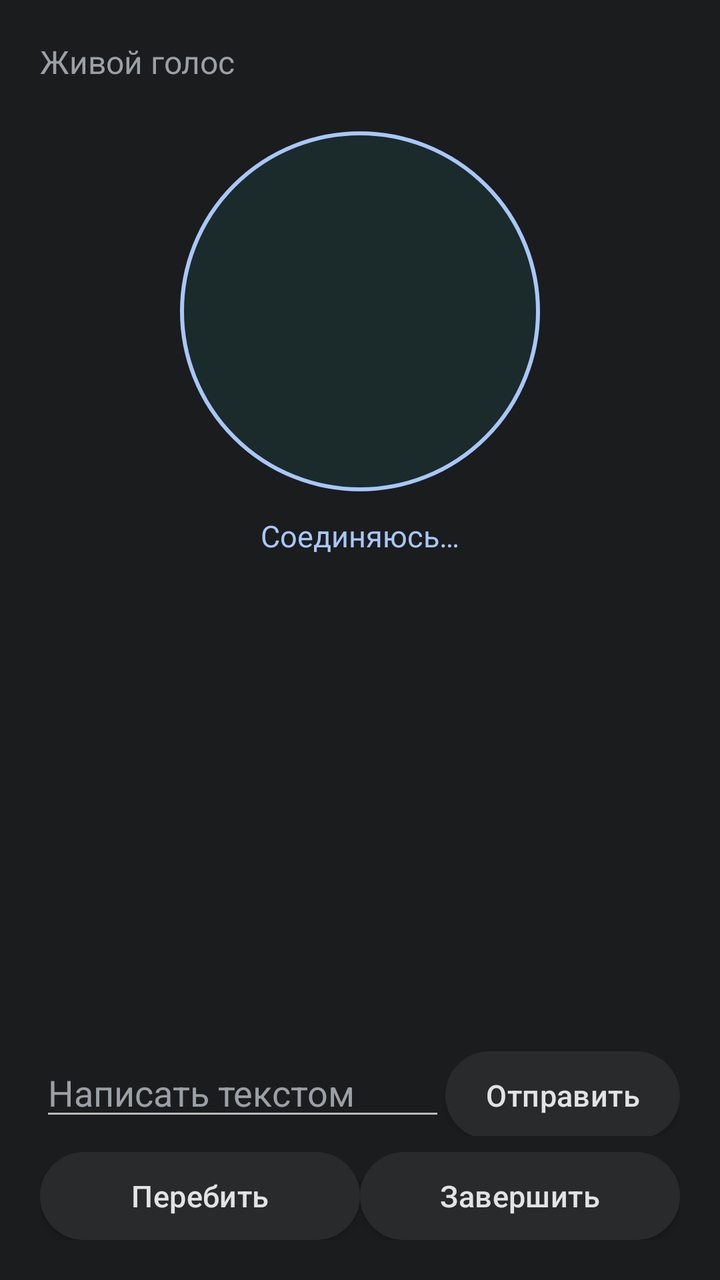
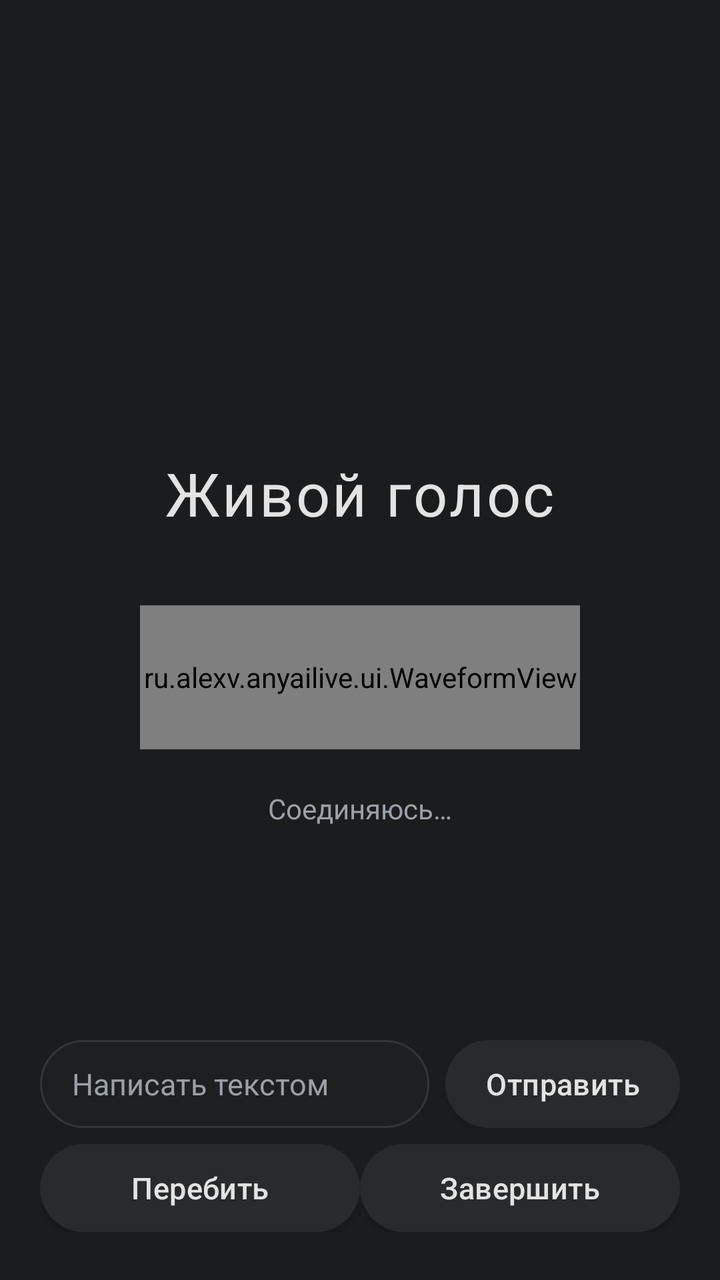

The first picture is an Android layout as it rendered before a commit; the second is the same layout after the commit. The layout source and the unified diff follow.
<!-- AndroidManifest.xml: application theme AppTheme -->
<!-- res/layout/activity_live.xml -->
<?xml version="1.0" encoding="utf-8"?>
<LinearLayout xmlns:android="http://schemas.android.com/apk/res/android"
    android:id="@+id/live_root"
    android:layout_width="match_parent"
    android:layout_height="match_parent"
    android:orientation="vertical"
    android:background="@color/bg"
    android:padding="20dp">

    <TextView
        android:id="@+id/live_title"
        android:layout_width="match_parent"
        android:layout_height="wrap_content"
        android:textSize="16sp"
        android:textColor="@color/muted"
        android:maxLines="1"
        android:ellipsize="end"
        android:text="@string/live_title" />

    <View
        android:id="@+id/live_circle"
        android:layout_width="180dp"
        android:layout_height="180dp"
        android:layout_gravity="center_horizontal"
        android:layout_marginTop="24dp"
        android:background="@drawable/bg_circle" />

    <TextView
        android:id="@+id/live_state"
        android:layout_width="match_parent"
        android:layout_height="wrap_content"
        android:layout_marginTop="12dp"
        android:gravity="center"
        android:textSize="15sp"
        android:textColor="@color/accent"
        android:text="@string/live_connecting" />

    <TextView
        android:id="@+id/live_user"
        android:layout_width="match_parent"
        android:layout_height="0dp"
        android:layout_weight="1"
        android:layout_marginTop="16dp"
        android:textSize="15sp"
        android:textColor="@color/muted"
        android:maxLines="3"
        android:ellipsize="start"
        android:gravity="top" />

    <TextView
        android:id="@+id/live_ai"
        android:layout_width="match_parent"
        android:layout_height="0dp"
        android:layout_weight="2"
        android:layout_marginTop="8dp"
        android:textSize="18sp"
        android:textColor="@color/fg"
        android:gravity="top"
        android:scrollbars="vertical" />

    <LinearLayout
        android:layout_width="match_parent"
        android:layout_height="wrap_content"
        android:layout_marginTop="12dp"
        android:orientation="horizontal">

        <EditText
            android:id="@+id/live_input"
            android:layout_width="0dp"
            android:layout_height="wrap_content"
            android:layout_weight="1"
            android:hint="@string/live_input_hint"
            android:textColorHint="@color/muted"
            android:textColor="@color/fg"
            android:inputType="textCapSentences"
            android:maxLines="2" />

        <Button
            android:id="@+id/btn_live_send"
            android:layout_width="wrap_content"
            android:layout_height="wrap_content"
            android:text="@string/btn_send" />
    </LinearLayout>

    <LinearLayout
        android:layout_width="match_parent"
        android:layout_height="wrap_content"
        android:layout_marginTop="8dp"
        android:orientation="horizontal">

        <Button
            android:id="@+id/btn_live_interrupt"
            android:layout_width="0dp"
            android:layout_height="wrap_content"
            android:layout_weight="1"
            android:text="@string/live_interrupt" />

        <Button
            android:id="@+id/btn_live_hangup"
            android:layout_width="0dp"
            android:layout_height="wrap_content"
            android:layout_weight="1"
            android:text="@string/live_hangup" />
    </LinearLayout>
</LinearLayout>
<!-- resources referenced by this layout -->
<resources>
  <color name="accent">#FFA8C7FA</color>
  <color name="bg">#FF1B1C1D</color>
  <color name="fg">#FFE3E3E3</color>
  <color name="muted">#FF9AA0A6</color>
  <!-- drawable bg_circle (drawable) -->
  <?xml version="1.0" encoding="utf-8"?>
  <shape xmlns:android="http://schemas.android.com/apk/res/android"
      android:shape="oval">
      <solid android:color="#FF1B2A2A" />
      <stroke android:width="2dp" android:color="@color/accent" />
  </shape>
  <string name="btn_send">Отправить</string>
  <string name="live_connecting">Соединяюсь\u2026</string>
  <string name="live_hangup">Завершить</string>
  <string name="live_input_hint">Написать текстом</string>
  <string name="live_interrupt">Перебить</string>
  <string name="live_title">Живой голос</string>
  <style name="AppTheme" parent="@android:style/Theme.Material.NoActionBar">
          <item name="android:windowBackground">@color/bg</item>
          <item name="android:statusBarColor">@color/bg</item>
          <item name="android:navigationBarColor">@color/bg</item>
          <item name="android:textColorPrimary">@color/fg</item>
          <item name="android:colorAccent">@color/accent</item>
          
          <item name="android:buttonStyle">@style/PillButton</item>
      </style>
  <style name="PillButton" parent="@android:style/Widget.Material.Button">
          <item name="android:background">@drawable/bg_pill_button</item>
          <item name="android:textColor">@color/fg</item>
          <item name="android:textAllCaps">false</item>
          <item name="android:textSize">15sp</item>
          <item name="android:letterSpacing">0.01</item>
          <item name="android:minHeight">44dp</item>
          <item name="android:paddingStart">20dp</item>
          <item name="android:paddingEnd">20dp</item>
      </style>
  <!-- drawable bg_pill_button (drawable) -->
  <?xml version="1.0" encoding="utf-8"?>
  <ripple xmlns:android="http://schemas.android.com/apk/res/android"
      android:color="#33FFFFFF">
      <item>
          <shape android:shape="rectangle">
              <solid android:color="@color/surface2" />
              <corners android:radius="24dp" />
          </shape>
      </item>
  </ripple>
  <color name="surface2">#FF282A2C</color>
</resources>

<!-- the commit's change to res/layout/activity_live.xml (unified diff, before → after) -->
@@ -1,105 +1,134 @@
 <?xml version="1.0" encoding="utf-8"?>
-<LinearLayout xmlns:android="http://schemas.android.com/apk/res/android"
+<FrameLayout xmlns:android="http://schemas.android.com/apk/res/android"
     android:id="@+id/live_root"
     android:layout_width="match_parent"
     android:layout_height="match_parent"
-    android:orientation="vertical"
-    android:background="@color/bg"
-    android:padding="20dp">
+    android:background="@color/bg">
 
-    <TextView
-        android:id="@+id/live_title"
-        android:layout_width="match_parent"
-        android:layout_height="wrap_content"
-        android:textSize="16sp"
-        android:textColor="@color/muted"
-        android:maxLines="1"
-        android:ellipsize="end"
-        android:text="@string/live_title" />
-
-    <View
-        android:id="@+id/live_circle"
-        android:layout_width="180dp"
-        android:layout_height="180dp"
-        android:layout_gravity="center_horizontal"
-        android:layout_marginTop="24dp"
-        android:background="@drawable/bg_circle" />
-
-    <TextView
-        android:id="@+id/live_state"
-        android:layout_width="match_parent"
-        android:layout_height="wrap_content"
-        android:layout_marginTop="12dp"
-        android:gravity="center"
-        android:textSize="15sp"
-        android:textColor="@color/accent"
-        android:text="@string/live_connecting" />
-
-    <TextView
-        android:id="@+id/live_user"
-        android:layout_width="match_parent"
-        android:layout_height="0dp"
-        android:layout_weight="1"
-        android:layout_marginTop="16dp"
-        android:textSize="15sp"
-        android:textColor="@color/muted"
-        android:maxLines="3"
-        android:ellipsize="start"
-        android:gravity="top" />
-
-    <TextView
-        android:id="@+id/live_ai"
-        android:layout_width="match_parent"
-        android:layout_height="0dp"
-        android:layout_weight="2"
-        android:layout_marginTop="8dp"
-        android:textSize="18sp"
-        android:textColor="@color/fg"
-        android:gravity="top"
-        android:scrollbars="vertical" />
-
+    
     <LinearLayout
         android:layout_width="match_parent"
         android:layout_height="wrap_content"
-        android:layout_marginTop="12dp"
-        android:orientation="horizontal">
+        android:layout_gravity="center"
+        android:orientation="vertical"
+        android:gravity="center_horizontal"
+        android:padding="24dp">
 
-        <EditText
-            android:id="@+id/live_input"
-            android:layout_width="0dp"
-            android:layout_height="wrap_content"
-            android:layout_weight="1"
-            android:hint="@string/live_input_hint"
-            android:textColorHint="@color/muted"
-            android:textColor="@color/fg"
-            android:inputType="textCapSentences"
-            android:maxLines="2" />
-
-        <Button
-            android:id="@+id/btn_live_send"
+        <TextView
+            android:id="@+id/live_title"
             android:layout_width="wrap_content"
             android:layout_height="wrap_content"
-            android:text="@string/btn_send" />
+            android:textSize="30sp"
+            android:textColor="@color/fg"
+            android:letterSpacing="0.04"
+            android:maxLines="1"
+            android:ellipsize="end"
+            android:text="@string/live_title" />
+
+        <ru.alexv.anyailive.ui.WaveformView
+            android:id="@+id/live_wave"
+            android:layout_width="220dp"
+            android:layout_height="72dp"
+            android:layout_marginTop="36dp" />
+
+        
+        <View
+            android:id="@+id/live_circle"
+            android:layout_width="1dp"
+            android:layout_height="1dp"
+            android:visibility="gone" />
+
+        <TextView
+            android:id="@+id/live_state"
+            android:layout_width="wrap_content"
+            android:layout_height="wrap_content"
+            android:layout_marginTop="20dp"
+            android:gravity="center"
+            android:textSize="14sp"
+            android:textColor="@color/muted"
+            android:text="@string/live_connecting" />
     </LinearLayout>
 
+    
     <LinearLayout
         android:layout_width="match_parent"
         android:layout_height="wrap_content"
-        android:layout_marginTop="8dp"
-        android:orientation="horizontal">
+        android:layout_gravity="bottom"
+        android:orientation="vertical"
+        android:paddingStart="20dp"
+        android:paddingEnd="20dp"
+        android:paddingBottom="24dp">
 
-        <Button
-            android:id="@+id/btn_live_interrupt"
-            android:layout_width="0dp"
+        <TextView
+            android:id="@+id/live_user"
+            android:layout_width="match_parent"
             android:layout_height="wrap_content"
-            android:layout_weight="1"
-            android:text="@string/live_interrupt" />
+            android:textSize="14sp"
+            android:textColor="@color/muted"
+            android:maxLines="2"
+            android:ellipsize="start"
+            android:layout_marginBottom="6dp" />
 
-        <Button
-            android:id="@+id/btn_live_hangup"
-            android:layout_width="0dp"
+        <TextView
+            android:id="@+id/live_ai"
+            android:layout_width="match_parent"
             android:layout_height="wrap_content"
-            android:layout_weight="1"
-            android:text="@string/live_hangup" />
+            android:textSize="16sp"
+            android:textColor="@color/fg"
+            android:maxLines="4"
+            android:ellipsize="end"
+            android:layout_marginBottom="16dp"
+            android:scrollbars="vertical" />
+
+        <LinearLayout
+            android:layout_width="match_parent"
+            android:layout_height="wrap_content"
+            android:orientation="horizontal"
+            android:gravity="center_vertical">
+
+            <EditText
+                android:id="@+id/live_input"
+                android:layout_width="0dp"
+                android:layout_height="44dp"
+                android:layout_weight="1"
+                android:background="@drawable/bg_input"
+                android:paddingStart="16dp"
+                android:paddingEnd="16dp"
+                android:hint="@string/live_input_hint"
+                android:textColorHint="@color/muted"
+                android:textColor="@color/fg"
+                android:textSize="15sp"
+                android:inputType="textCapSentences"
+                android:maxLines="2" />
+
+            <Button
+                android:id="@+id/btn_live_send"
+                android:layout_width="wrap_content"
+                android:layout_height="44dp"
+                android:layout_marginStart="8dp"
+                android:minWidth="0dp"
+                android:text="@string/btn_send" />
+        </LinearLayout>
+
+        <LinearLayout
+            android:layout_width="match_parent"
+            android:layout_height="wrap_content"
+            android:layout_marginTop="8dp"
+            android:orientation="horizontal">
+
+            <Button
+                android:id="@+id/btn_live_interrupt"
+                android:layout_width="0dp"
+                android:layout_height="44dp"
+                android:layout_weight="1"
+                android:text="@string/live_interrupt" />
+
+            <Button
+                android:id="@+id/btn_live_hangup"
+                android:layout_width="0dp"
+                android:layout_height="44dp"
+                android:layout_weight="1"
+                android:text="@string/live_hangup" />
+        </LinearLayout>
     </LinearLayout>
-</LinearLayout>
+</FrameLayout>
<!-- resource entries referenced after the edit -->
@@ -4,12 +4,13 @@
   <color name="bg">#FF1B1C1D</color>
   <color name="fg">#FFE3E3E3</color>
   <color name="muted">#FF9AA0A6</color>
-  <!-- drawable bg_circle (drawable) -->
+  <!-- drawable bg_input (drawable) -->
   <?xml version="1.0" encoding="utf-8"?>
   <shape xmlns:android="http://schemas.android.com/apk/res/android"
-      android:shape="oval">
-      <solid android:color="#FF1B2A2A" />
-      <stroke android:width="2dp" android:color="@color/accent" />
+      android:shape="rectangle">
+      <solid android:color="@color/surface" />
+      <corners android:radius="24dp" />
+      <stroke android:width="1dp" android:color="@color/line" />
   </shape>
   <string name="btn_send">Отправить</string>
   <string name="live_connecting">Соединяюсь\u2026</string>
@@ -26,6 +27,8 @@
           
           <item name="android:buttonStyle">@style/PillButton</item>
       </style>
+  <color name="surface">#FF1E1F20</color>
+  <color name="line">#FF333537</color>
   <style name="PillButton" parent="@android:style/Widget.Material.Button">
           <item name="android:background">@drawable/bg_pill_button</item>
           <item name="android:textColor">@color/fg</item>
